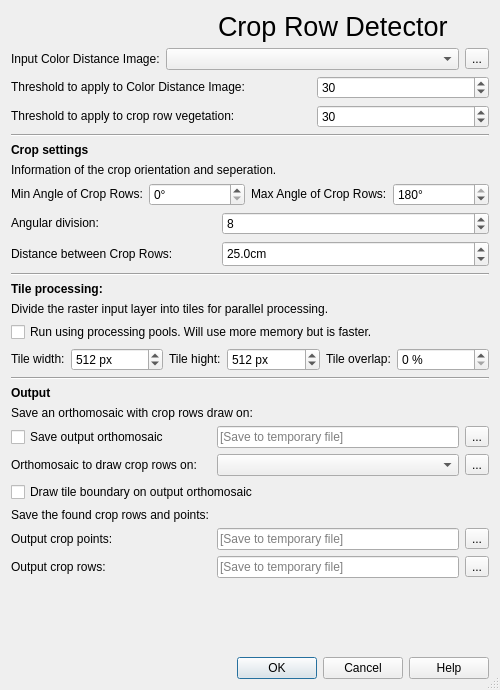
This is src/sdu_agro_tools/crop_row_detector/crop_row_toolbar_dialog.ui in SDU-UAS-Center/sdu-agro-tools as Qt 5 draws it before an edit. The edited form follows.
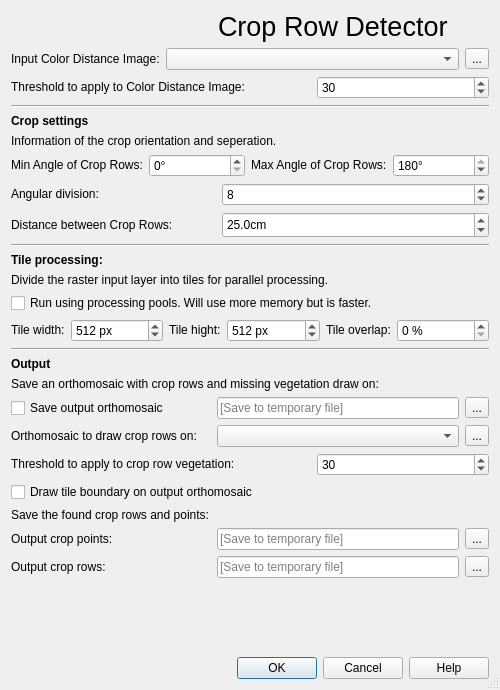
This is the edited form. Custom widgets are drawn as their Qt base class.

Commit message: fix: make dialog layout more logical

Patch:
```diff
--- a/src/sdu_agro_tools/crop_row_detector/crop_row_toolbar_dialog.ui
+++ b/src/sdu_agro_tools/crop_row_detector/crop_row_toolbar_dialog.ui
@@ -166,74 +166,6 @@
      </item>
     </layout>
    </item>
-   <item>
-    <layout class="QHBoxLayout" name="horizontalLayout_4">
-     <item>
-      <widget class="QLabel" name="veg_threshold_label">
-       <property name="sizePolicy">
-        <sizepolicy hsizetype="Minimum" vsizetype="Fixed">
-         <horstretch>0</horstretch>
-         <verstretch>0</verstretch>
-        </sizepolicy>
-       </property>
-       <property name="minimumSize">
-        <size>
-         <width>300</width>
-         <height>0</height>
-        </size>
-       </property>
-       <property name="maximumSize">
-        <size>
-         <width>16777215</width>
-         <height>16777215</height>
-        </size>
-       </property>
-       <property name="font">
-        <font>
-         <bold>false</bold>
-        </font>
-       </property>
-       <property name="toolTip">
-        <string>Threshold to apply to vegetation in crop rows. Determines how much vegetation around a given point on the row for a plant not to be missing.</string>
-       </property>
-       <property name="text">
-        <string>Threshold to apply to crop row vegetation:</string>
-       </property>
-      </widget>
-     </item>
-     <item>
-      <widget class="QSpinBox" name="veg_threshold_spin_box">
-       <property name="enabled">
-        <bool>true</bool>
-       </property>
-       <property name="sizePolicy">
-        <sizepolicy hsizetype="Expanding" vsizetype="Fixed">
-         <horstretch>0</horstretch>
-         <verstretch>0</verstretch>
-        </sizepolicy>
-       </property>
-       <property name="suffix">
-        <string/>
-       </property>
-       <property name="prefix">
-        <string/>
-       </property>
-       <property name="minimum">
-        <number>1</number>
-       </property>
-       <property name="maximum">
-        <number>255</number>
-       </property>
-       <property name="singleStep">
-        <number>1</number>
-       </property>
-       <property name="value">
-        <number>30</number>
-       </property>
-      </widget>
-     </item>
-    </layout>
-   </item>
    <item>
     <widget class="Line" name="input_ref_line">
      <property name="orientation">
@@ -753,7 +685,7 @@
    <item>
     <widget class="QLabel" name="output_ortho_label">
      <property name="text">
-      <string>Save an orthomosaic with crop rows draw on:</string>
+      <string>Save an orthomosaic with crop rows and missing vegetation draw on:</string>
      </property>
     </widget>
    </item>
@@ -842,6 +774,74 @@
      </item>
     </layout>
    </item>
+   <item>
+    <layout class="QHBoxLayout" name="horizontalLayout_4">
+     <item>
+      <widget class="QLabel" name="veg_threshold_label">
+       <property name="sizePolicy">
+        <sizepolicy hsizetype="Minimum" vsizetype="Fixed">
+         <horstretch>0</horstretch>
+         <verstretch>0</verstretch>
+        </sizepolicy>
+       </property>
+       <property name="minimumSize">
+        <size>
+         <width>300</width>
+         <height>0</height>
+        </size>
+       </property>
+       <property name="maximumSize">
+        <size>
+         <width>16777215</width>
+         <height>16777215</height>
+        </size>
+       </property>
+       <property name="font">
+        <font>
+         <bold>false</bold>
+        </font>
+       </property>
+       <property name="toolTip">
+        <string>Threshold to apply to vegetation in crop rows. Determines how much vegetation around a given point on the row for a plant not to be missing.</string>
+       </property>
+       <property name="text">
+        <string>Threshold to apply to crop row vegetation:</string>
+       </property>
+      </widget>
+     </item>
+     <item>
+      <widget class="QSpinBox" name="veg_threshold_spin_box">
+       <property name="enabled">
+        <bool>true</bool>
+       </property>
+       <property name="sizePolicy">
+        <sizepolicy hsizetype="Expanding" vsizetype="Fixed">
+         <horstretch>0</horstretch>
+         <verstretch>0</verstretch>
+        </sizepolicy>
+       </property>
+       <property name="suffix">
+        <string/>
+       </property>
+       <property name="prefix">
+        <string/>
+       </property>
+       <property name="minimum">
+        <number>1</number>
+       </property>
+       <property name="maximum">
+        <number>255</number>
+       </property>
+       <property name="singleStep">
+        <number>1</number>
+       </property>
+       <property name="value">
+        <number>30</number>
+       </property>
+      </widget>
+     </item>
+    </layout>
+   </item>
    <item>
     <widget class="QCheckBox" name="tile_boundary_checkbox">
      <property name="sizePolicy">
```
